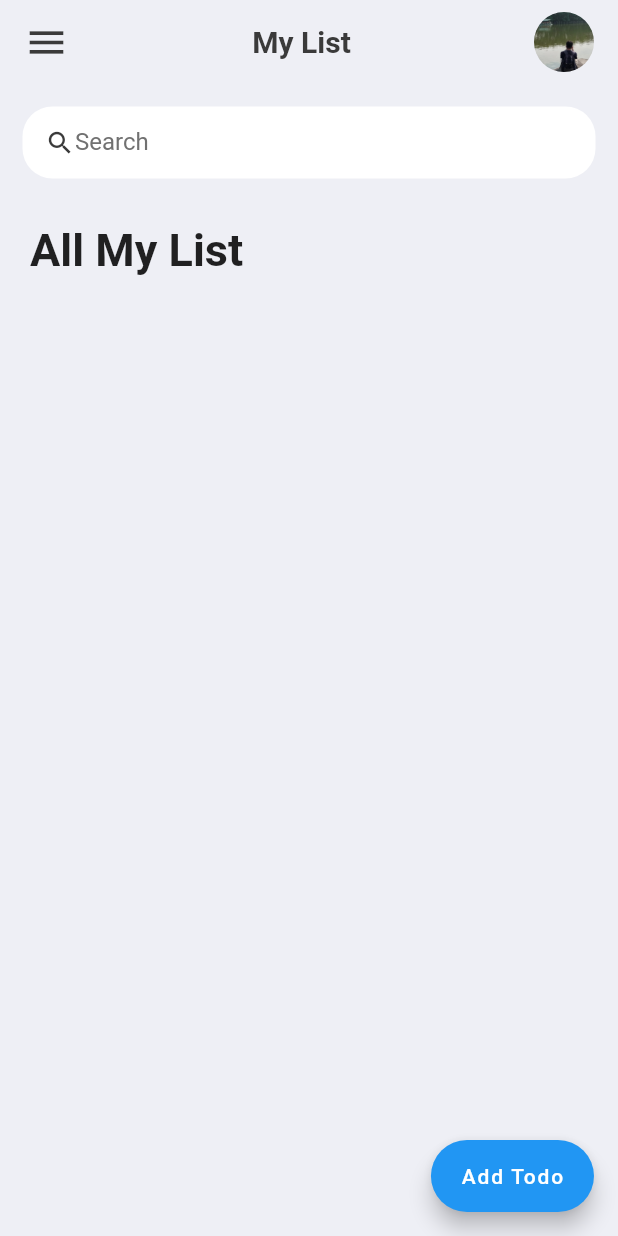
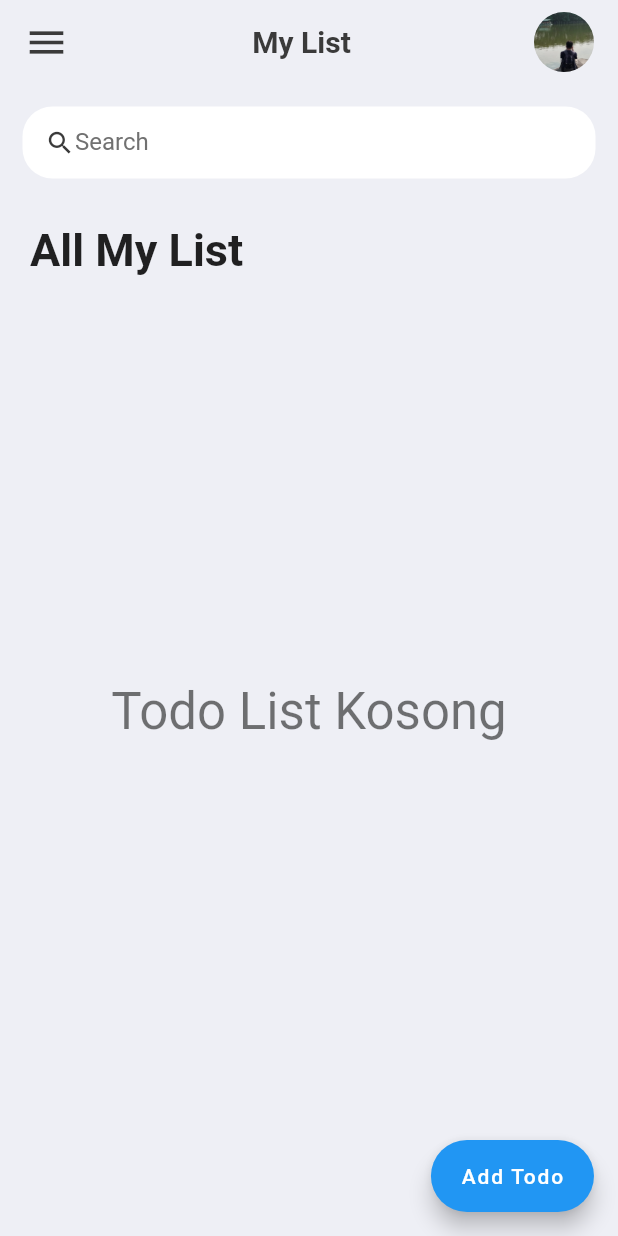
Before and after one commit to dedefaizzz/todo_list_data_lokal, a Flutter app: the screen it shows after launch, on a phone screen of 412 x 824 dp. Run offline on Flutter 3.47's test engine with Material 2 defaults, Android fonts, the phone set to English and light mode, and no system bars; network calls fail.

Commit message:
code refactor untuk list yg kosong

```diff
--- a/lib/screens/todo_list.dart
+++ b/lib/screens/todo_list.dart
@@ -54,6 +54,14 @@ class _ToDoListPageState extends State<ToDoListPage> {
               height: 540,
               child: RefreshIndicator(
                 onRefresh: fetchTodo,
+                child: Visibility(
+                  visible: items.isNotEmpty,
+                  replacement: Center(
+                    child: Text(
+                      'Todo List Kosong',
+                      style: Theme.of(context).textTheme.headlineMedium,
+                    ),
+                  ),
                   child: ListView.builder(
                     itemCount: items.length,
                     scrollDirection: Axis.vertical,
@@ -105,6 +113,7 @@ class _ToDoListPageState extends State<ToDoListPage> {
                         ),
                       );
                     },
+                  ),
                 ),
               ),
             ),
```
Lines whose indentation alone changed are shown as unchanged.
